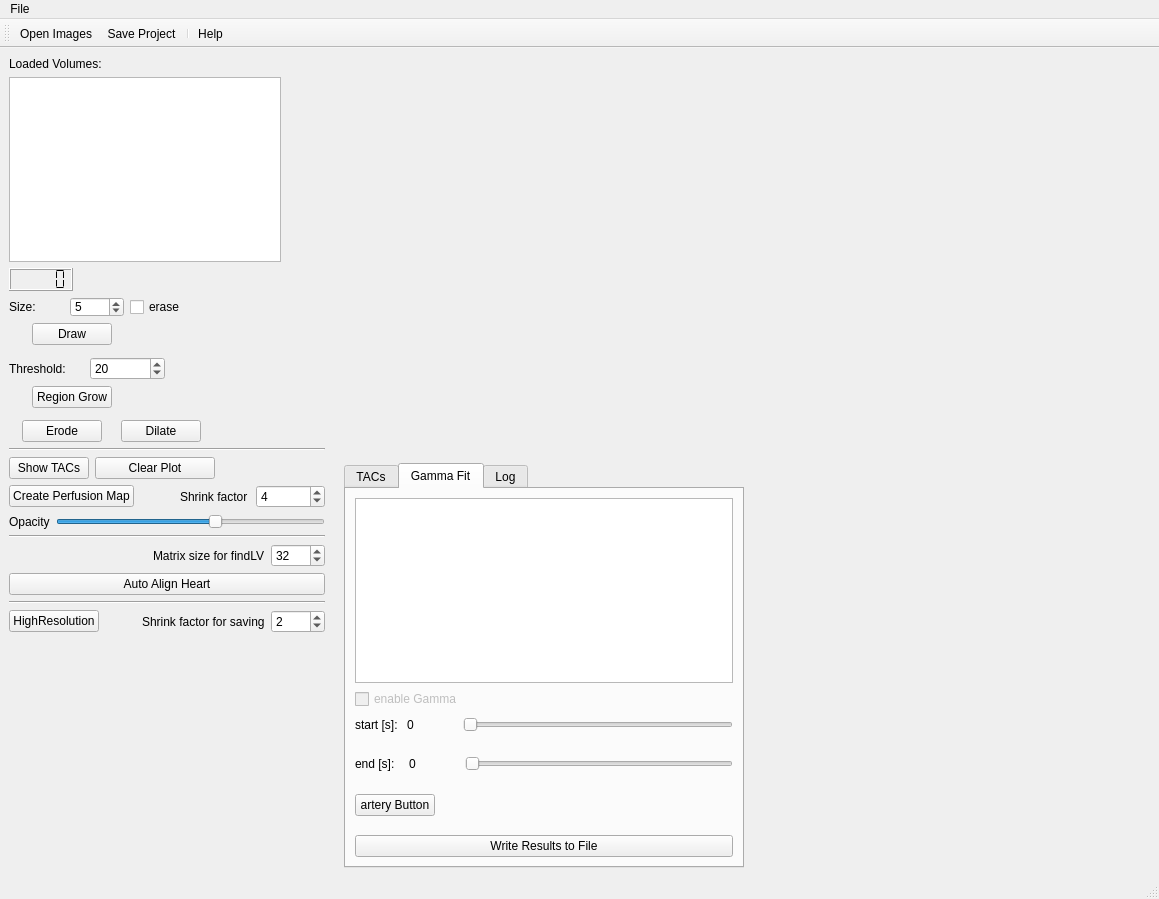
Qt form main/KardioPerfusion.ui (CardiacImagingCharite/CardiacPerfusion) before a commit.
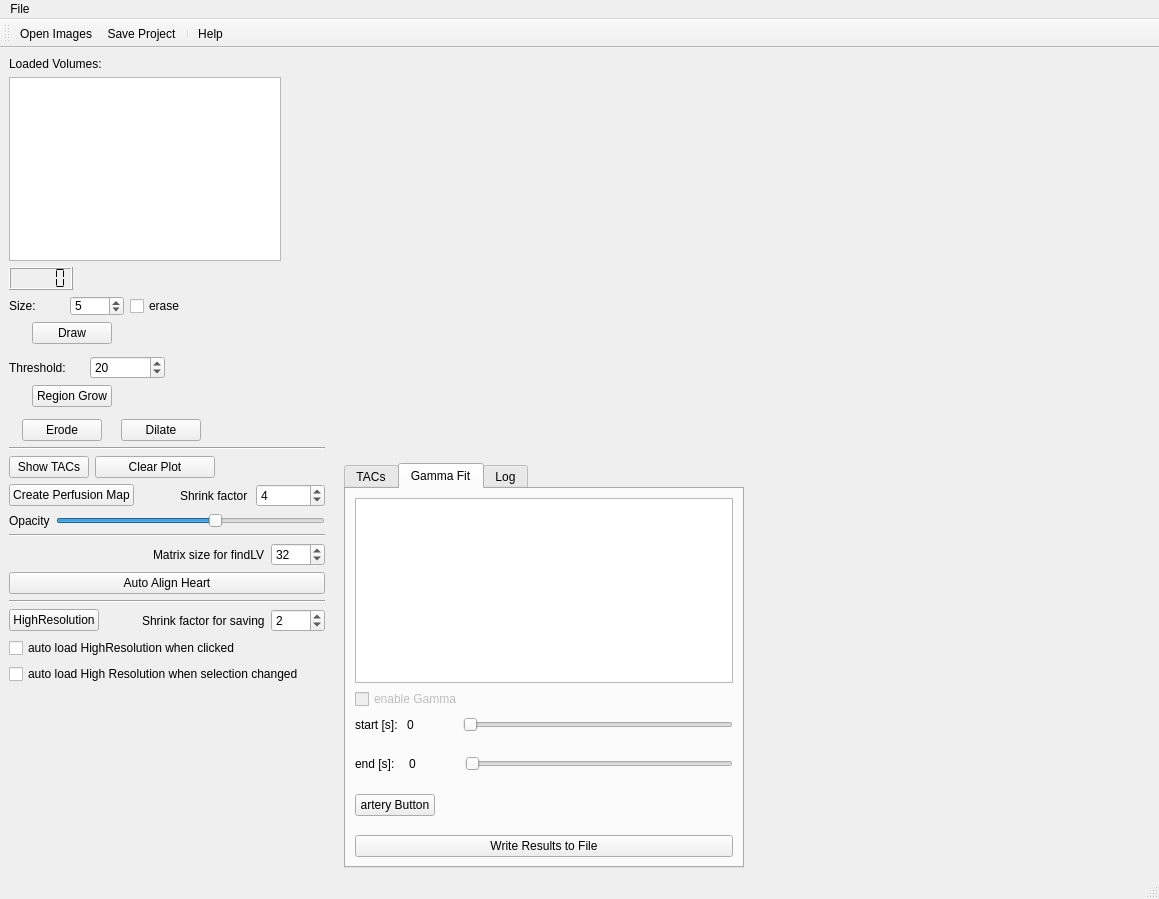
The same form after that commit. Icons and pictures are not drawn. Custom widgets are drawn as their Qt base class.

Commit message: added checkbox for auto load HighResolution ... for testing

Patch:
```diff
--- a/main/KardioPerfusion.ui
+++ b/main/KardioPerfusion.ui
@@ -26,7 +26,7 @@
   <widget class="QWidget" name="centralwidget">
    <layout class="QHBoxLayout" name="horizontalLayout_7">
     <item>
-     <layout class="QVBoxLayout" name="verticalLayout_6" stretch="0,0,0,0,0,0,0">
+     <layout class="QVBoxLayout" name="verticalLayout_6" stretch="0,0,0,0,0,0,0,0,0">
       <property name="sizeConstraint">
        <enum>QLayout::SetMaximumSize</enum>
       </property>
@@ -662,6 +662,28 @@
         </item>
        </layout>
       </item>
+      <item>
+       <layout class="QHBoxLayout" name="horizontalLayout_16">
+        <item>
+         <widget class="QCheckBox" name="cb_autoHRclicked">
+          <property name="text">
+           <string>auto load HighResolution when clicked</string>
+          </property>
+         </widget>
+        </item>
+       </layout>
+      </item>
+      <item>
+       <layout class="QHBoxLayout" name="horizontalLayout_19">
+        <item>
+         <widget class="QCheckBox" name="cb_autoHRselchanged">
+          <property name="text">
+           <string>auto load High Resolution when selection changed</string>
+          </property>
+         </widget>
+        </item>
+       </layout>
+      </item>
       <item>
        <spacer name="verticalSpacer">
         <property name="orientation">
@@ -673,7 +695,7 @@
         <property name="sizeHint" stdset="0">
          <size>
           <width>20</width>
-          <height>250</height>
+          <height>200</height>
          </size>
         </property>
        </spacer>
```
The commit also changes 1 other file.
